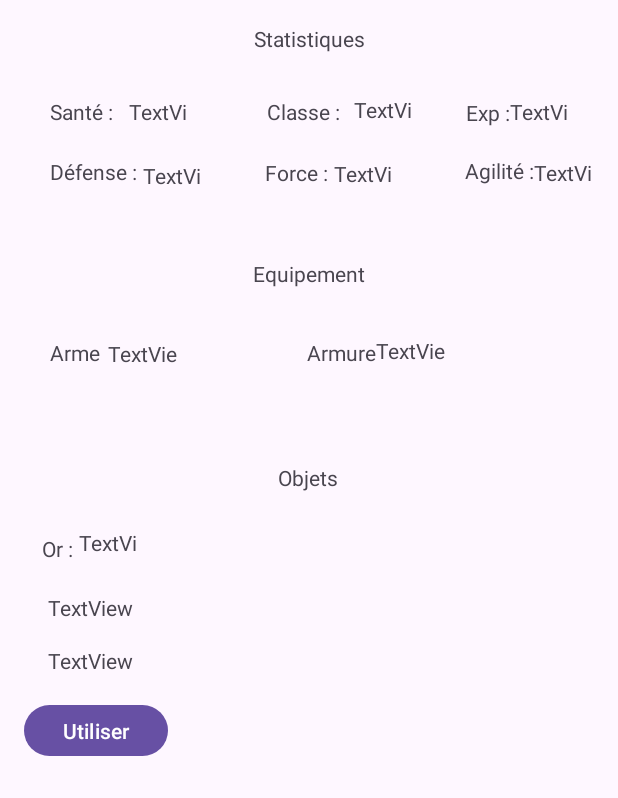
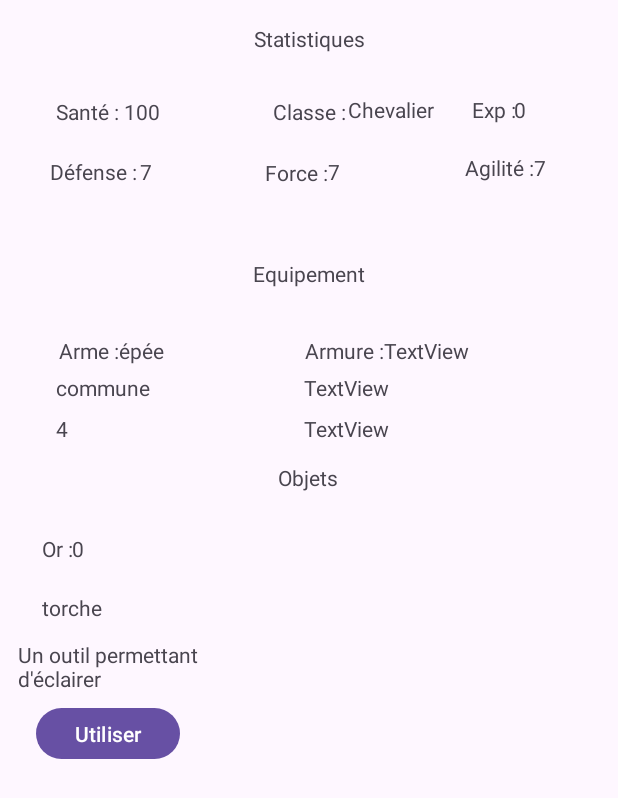
Before and after one commit to nathanremond/ProjetNathanJilenKave, an Android app: the InventoryActivity screen opened directly, with no data from a screen before it, on a phone screen of 412 x 824 dp. Shown: the top 798 px of the screen. Run offline under Robolectric (Android 15) with nearby library versions, the phone set to English and light mode, and no system bars.

Commit message:
feat: Affichage stats et équipements page inventaire (#9)

```diff
--- a/app/src/main/java/com/example/projetnathanjilenkave/InventoryActivity.java
+++ b/app/src/main/java/com/example/projetnathanjilenkave/InventoryActivity.java
@@ -1,6 +1,7 @@
 package com.example.projetnathanjilenkave;
 
 import android.os.Bundle;
+import android.widget.TextView;
 
 import androidx.activity.EdgeToEdge;
 import androidx.appcompat.app.AppCompatActivity;
@@ -14,5 +15,42 @@ public class InventoryActivity extends AppCompatActivity {
     protected void onCreate(Bundle savedInstanceState) {
         super.onCreate(savedInstanceState);
         setContentView(R.layout.activity_inventory);
+
+        Character j1 = new Character(100, 0, 0, "Chevalier");
+        Weapon a1 = new Weapon("épée", "commune", 4, 30);
+        Armor ar1 = new Armor("armure", "rare", 10, 50);
+        Object o1 = new Object("torche", "Un outil permettant d'éclairer", 20);
+
+        TextView health = findViewById(R.id.StatHealthValue);
+        TextView exp = findViewById(R.id.StatExpValue);
+        TextView gold = findViewById(R.id.GoldValue);
+        TextView category = findViewById(R.id.StatClassValue);
+        TextView defense = findViewById(R.id.StatDefenseValue);
+        TextView strength = findViewById(R.id.StatStrengthValue);
+        TextView agility = findViewById(R.id.StatAgilityValue);
+
+        TextView nameWeapon = findViewById(R.id.WeaponName);
+        TextView rarityWeapon = findViewById(R.id.WeaponRarity);
+        TextView bonusWeapon = findViewById(R.id.WeaponBonusStat);
+
+        TextView nameObject = findViewById(R.id.NameObject1);
+        TextView descriptionObject = findViewById(R.id.DescriptionObject1);
+
+        health.setText(String.valueOf(j1.getHealth()));
+        exp.setText(String.valueOf(j1.getExperience()));
+        gold.setText(String.valueOf(j1.getGold()));
+        category.setText(j1.getCategory());
+        defense.setText(String.valueOf(j1.getDefense()));
+        strength.setText(String.valueOf(j1.getStrength()));
+        agility.setText(String.valueOf(j1.getAgility()));
+
+        nameWeapon.setText(String.valueOf(a1.getName()));
+        rarityWeapon.setText(String.valueOf(a1.getRarity()));
+        bonusWeapon.setText(String.valueOf(a1.getBonusStrength()));
+
+        nameObject.setText(String.valueOf(o1.getName()));
+        descriptionObject.setText(String.valueOf(o1.getDescription()));
+
+
     }
 }
--- a/app/src/main/res/layout/activity_inventory.xml
+++ b/app/src/main/res/layout/activity_inventory.xml
@@ -42,12 +42,12 @@
         android:id="@+id/Objects"
         android:layout_width="wrap_content"
         android:layout_height="wrap_content"
-        android:layout_marginTop="64dp"
+        android:layout_marginTop="13dp"
         android:text="Objets"
         app:layout_constraintEnd_toEndOf="parent"
         app:layout_constraintHorizontal_bias="0.498"
         app:layout_constraintStart_toStartOf="parent"
-        app:layout_constraintTop_toBottomOf="@+id/Armor" />
+        app:layout_constraintTop_toBottomOf="@+id/ArmorBonusStat" />
 
     <TextView
         android:id="@+id/StatClass"
@@ -63,8 +63,8 @@
         android:id="@+id/StatExp"
         android:layout_width="wrap_content"
         android:layout_height="wrap_content"
-        android:layout_marginTop="30dp"
-        android:layout_marginEnd="72dp"
+        android:layout_marginTop="28dp"
+        android:layout_marginEnd="68dp"
         android:text="Exp :"
         app:layout_constraintEnd_toEndOf="parent"
         app:layout_constraintTop_toBottomOf="@+id/Stats" />
@@ -103,9 +103,9 @@
         android:id="@+id/Weapon"
         android:layout_width="wrap_content"
         android:layout_height="wrap_content"
-        android:layout_marginTop="33dp"
-        android:layout_marginEnd="138dp"
-        android:text="Arme"
+        android:layout_marginTop="32dp"
+        android:layout_marginEnd="124dp"
+        android:text="Arme :"
         app:layout_constraintEnd_toStartOf="@+id/Armor"
         app:layout_constraintTop_toBottomOf="@+id/Equipment" />
 
@@ -113,105 +113,108 @@
         android:id="@+id/Armor"
         android:layout_width="wrap_content"
         android:layout_height="wrap_content"
-        android:layout_marginTop="33dp"
-        android:layout_marginEnd="161dp"
-        android:text="Armure"
+        android:layout_marginTop="32dp"
+        android:layout_marginEnd="156dp"
+        android:text="Armure :"
         app:layout_constraintEnd_toEndOf="parent"
         app:layout_constraintTop_toBottomOf="@+id/Equipment" />
 
     <TextView
         android:id="@+id/StatHealthValue"
         android:layout_width="40dp"
-        android:layout_height="21dp"
-        android:layout_marginStart="7dp"
+        android:layout_height="20dp"
+        android:layout_marginStart="45dp"
         android:layout_marginTop="29dp"
         android:text="TextView"
-        app:layout_constraintStart_toEndOf="@+id/StatHealth"
+        app:layout_constraintStart_toStartOf="@+id/StatHealth"
         app:layout_constraintTop_toBottomOf="@+id/Stats" />
 
     <TextView
         android:id="@+id/StatClassValue"
-        android:layout_width="40dp"
-        android:layout_height="21dp"
-        android:layout_marginStart="9dp"
+        android:layout_width="77dp"
+        android:layout_height="19dp"
+        android:layout_marginStart="50dp"
         android:layout_marginTop="28dp"
         android:text="TextView"
-        app:layout_constraintStart_toEndOf="@+id/StatClass"
+        app:layout_constraintStart_toStartOf="@+id/StatClass"
         app:layout_constraintTop_toBottomOf="@+id/Stats" />
 
     <TextView
         android:id="@+id/StatExpValue"
-        android:layout_width="40dp"
-        android:layout_height="21dp"
-        android:layout_marginTop="29dp"
+        android:layout_width="37dp"
+        android:layout_height="19dp"
+        android:layout_marginStart="28dp"
+        android:layout_marginTop="28dp"
         android:text="TextView"
-        app:layout_constraintStart_toEndOf="@+id/StatExp"
+        app:layout_constraintStart_toStartOf="@+id/StatExp"
         app:layout_constraintTop_toBottomOf="@+id/Stats" />
 
     <TextView
         android:id="@+id/StatDefenseValue"
-        android:layout_width="41dp"
-        android:layout_height="20dp"
-        android:layout_marginStart="4dp"
-        android:layout_marginTop="21dp"
+        android:layout_width="43dp"
+        android:layout_height="19dp"
+        android:layout_marginStart="60dp"
+        android:layout_marginTop="20dp"
         android:text="TextView"
-        app:layout_constraintStart_toEndOf="@+id/StatDefense"
+        app:layout_constraintStart_toStartOf="@+id/StatDefense"
         app:layout_constraintTop_toBottomOf="@+id/StatHealthValue" />
 
     <TextView
         android:id="@+id/StatStrengthValue"
-        android:layout_width="39dp"
-        android:layout_height="20dp"
-        android:layout_marginStart="4dp"
-        android:layout_marginTop="21dp"
+        android:layout_width="45dp"
+        android:layout_height="19dp"
+        android:layout_marginStart="42dp"
+        android:layout_marginTop="22dp"
         android:text="TextView"
-        app:layout_constraintStart_toEndOf="@+id/StatStrength"
+        app:layout_constraintStart_toStartOf="@+id/StatStrength"
         app:layout_constraintTop_toBottomOf="@+id/StatClassValue" />
 
     <TextView
         android:id="@+id/StatAgilityValue"
         android:layout_width="41dp"
-        android:layout_height="20dp"
+        android:layout_height="19dp"
+        android:layout_marginStart="46dp"
         android:layout_marginTop="19dp"
         android:text="TextView"
-        app:layout_constraintStart_toEndOf="@+id/StatAgility"
+        app:layout_constraintStart_toStartOf="@+id/StatAgility"
         app:layout_constraintTop_toBottomOf="@+id/StatExpValue" />
 
     <TextView
         android:id="@+id/WeaponRarity"
-        android:layout_width="53dp"
+        android:layout_width="107dp"
         android:layout_height="19dp"
-        android:layout_marginStart="5dp"
-        android:layout_marginTop="34dp"
+        android:layout_marginStart="37dp"
+        android:layout_marginTop="5dp"
         android:text="TextView"
-        app:layout_constraintStart_toEndOf="@+id/Weapon"
-        app:layout_constraintTop_toBottomOf="@+id/Equipment" />
+        app:layout_constraintStart_toStartOf="parent"
+        app:layout_constraintTop_toBottomOf="@+id/WeaponName" />
 
     <TextView
         android:id="@+id/ArmorRarity"
-        android:layout_width="53dp"
+        android:layout_width="122dp"
         android:layout_height="19dp"
-        android:layout_marginTop="32dp"
+        android:layout_marginStart="58dp"
+        android:layout_marginTop="5dp"
         android:text="TextView"
-        app:layout_constraintStart_toEndOf="@+id/Armor"
-        app:layout_constraintTop_toBottomOf="@+id/Equipment" />
+        app:layout_constraintStart_toEndOf="@+id/WeaponRarity"
+        app:layout_constraintTop_toBottomOf="@+id/ArmorName" />
 
     <TextView
         android:id="@+id/GoldValue"
-        android:layout_width="45dp"
-        android:layout_height="22dp"
-        android:layout_marginStart="4dp"
-        android:layout_marginTop="24dp"
+        android:layout_width="44dp"
+        android:layout_height="19dp"
+        android:layout_marginStart="20dp"
+        android:layout_marginTop="28dp"
         android:text="TextView"
-        app:layout_constraintStart_toEndOf="@+id/Gold"
+        app:layout_constraintStart_toStartOf="@+id/Gold"
         app:layout_constraintTop_toBottomOf="@+id/Objects" />
 
     <TextView
         android:id="@+id/DescriptionObject1"
-        android:layout_width="wrap_content"
-        android:layout_height="wrap_content"
-        android:layout_marginStart="32dp"
-        android:layout_marginTop="16dp"
+        android:layout_width="122dp"
+        android:layout_height="33dp"
+        android:layout_marginStart="12dp"
+        android:layout_marginTop="12dp"
         android:text="TextView"
         app:layout_constraintStart_toStartOf="parent"
         app:layout_constraintTop_toBottomOf="@+id/NameObject1" />
@@ -230,20 +233,59 @@
         android:id="@+id/ButtonObject1"
         android:layout_width="96dp"
         android:layout_height="42dp"
-        android:layout_marginStart="16dp"
-        android:layout_marginTop="16dp"
+        android:layout_marginStart="24dp"
+        android:layout_marginTop="8dp"
         android:text="Utiliser"
         app:layout_constraintStart_toStartOf="parent"
         app:layout_constraintTop_toBottomOf="@+id/DescriptionObject1" />
 
     <TextView
         android:id="@+id/NameObject1"
-        android:layout_width="wrap_content"
-        android:layout_height="wrap_content"
-        android:layout_marginStart="32dp"
+        android:layout_width="87dp"
+        android:layout_height="19dp"
+        android:layout_marginStart="28dp"
         android:layout_marginTop="20dp"
         android:text="TextView"
         app:layout_constraintStart_toStartOf="parent"
         app:layout_constraintTop_toBottomOf="@+id/Gold" />
 
+    <TextView
+        android:id="@+id/WeaponName"
+        android:layout_width="113dp"
+        android:layout_height="19dp"
+        android:layout_marginStart="40dp"
+        android:layout_marginTop="32dp"
+        android:text="TextView"
+        app:layout_constraintStart_toStartOf="@+id/Weapon"
+        app:layout_constraintTop_toBottomOf="@+id/Equipment" />
+
+    <TextView
+        android:id="@+id/ArmorName"
+        android:layout_width="113dp"
+        android:layout_height="19dp"
+        android:layout_marginTop="32dp"
+        android:text="TextView"
+        app:layout_constraintStart_toEndOf="@+id/Armor"
+        app:layout_constraintTop_toBottomOf="@+id/Equipment" />
+
+    <TextView
+        android:id="@+id/WeaponBonusStat"
+        android:layout_width="106dp"
+        android:layout_height="19dp"
+        android:layout_marginStart="37dp"
+        android:layout_marginTop="8dp"
+        android:text="TextView"
+        app:layout_constraintStart_toStartOf="parent"
+        app:layout_constraintTop_toBottomOf="@+id/WeaponRarity" />
+
+    <TextView
+        android:id="@+id/ArmorBonusStat"
+        android:layout_width="106dp"
+        android:layout_height="19dp"
+        android:layout_marginStart="59dp"
+        android:layout_marginTop="8dp"
+        android:text="TextView"
+        app:layout_constraintStart_toEndOf="@+id/WeaponBonusStat"
+        app:layout_constraintTop_toBottomOf="@+id/ArmorRarity" />
+
 </androidx.constraintlayout.widget.ConstraintLayout>
```
